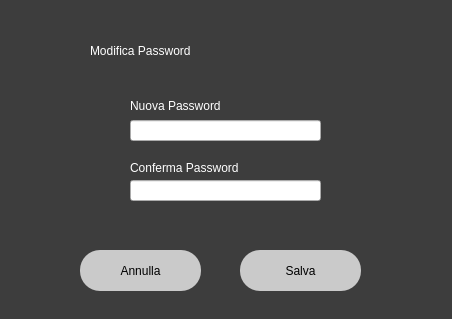
Old version of the form cliente/view/ModificaPassword.ui in the repository riccardomalpiedi/parcheggio.
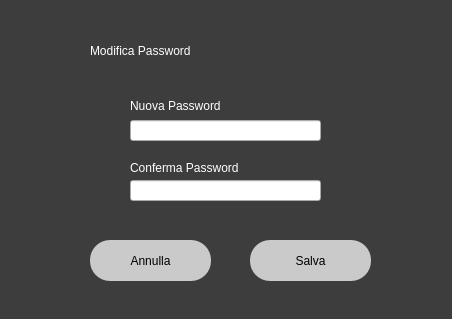
New version of the form.

```diff
--- a/cliente/view/ModificaPassword.ui
+++ b/cliente/view/ModificaPassword.ui
@@ -97,8 +97,8 @@
   <widget class="QPushButton" name="annulla_button">
    <property name="geometry">
     <rect>
-     <x>80</x>
-     <y>250</y>
+     <x>90</x>
+     <y>240</y>
      <width>121</width>
      <height>41</height>
     </rect>
@@ -118,8 +118,8 @@
   <widget class="QPushButton" name="save_button">
    <property name="geometry">
     <rect>
-     <x>240</x>
-     <y>250</y>
+     <x>250</x>
+     <y>240</y>
      <width>121</width>
      <height>41</height>
     </rect>
```
